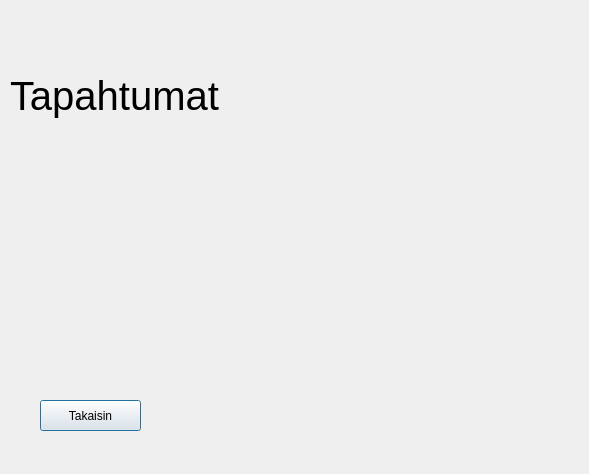
This is bank-automat/tapahtumat.ui in sakukallioinen/pankkiautomaatti as Qt 5 draws it before an edit. The edited form follows.
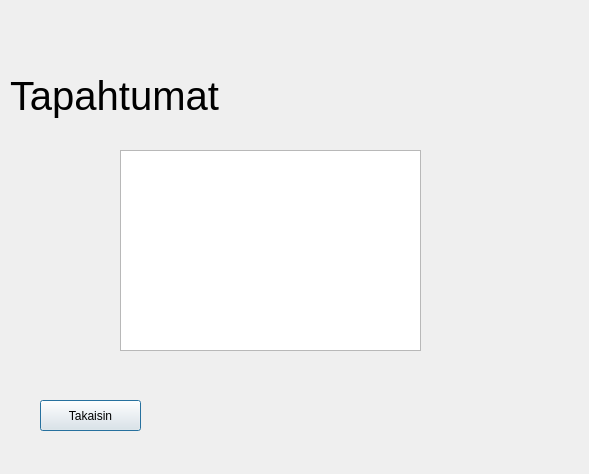
This is the edited form.

Diff of the .ui file:
```diff
--- a/bank-automat/tapahtumat.ui
+++ b/bank-automat/tapahtumat.ui
@@ -44,6 +44,16 @@
     <string>Takaisin</string>
    </property>
   </widget>
+  <widget class="QTextEdit" name="textEdit">
+   <property name="geometry">
+    <rect>
+     <x>120</x>
+     <y>150</y>
+     <width>301</width>
+     <height>201</height>
+    </rect>
+   </property>
+  </widget>
  </widget>
  <resources/>
  <connections/>
```
